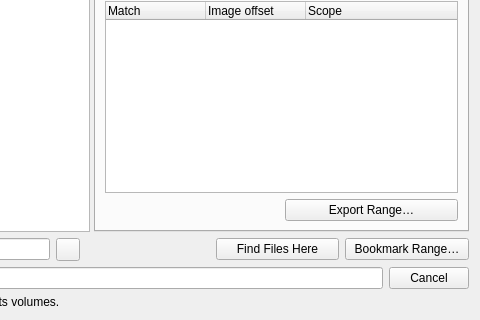
Qt form src/widgets/ForensicsWidget.ui (radareorg/iaito) before a commit; both pictures show x 173 to 653 and y 295 to 615 of the 653 by 615 pixel window.
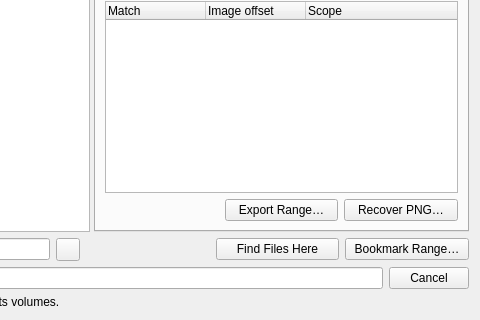
The same form after that commit. The open tabs and pages were chosen to show the change. Custom widgets are drawn as their Qt base class.

What changed in the file:
```diff
--- a/src/widgets/ForensicsWidget.ui
+++ b/src/widgets/ForensicsWidget.ui
@@ -137,6 +137,7 @@
           <layout class="QHBoxLayout" name="searchFooter">
            <item><widget class="QLabel" name="searchStatus"><property name="textFormat"><enum>Qt::PlainText</enum></property></widget></item>
            <item><widget class="QPushButton" name="exportHit"><property name="text"><string>Export Range…</string></property></widget></item>
+           <item><widget class="QPushButton" name="recoverPng"><property name="text"><string>Recover PNG…</string></property></widget></item>
           </layout>
          </item>
         </layout>
```
